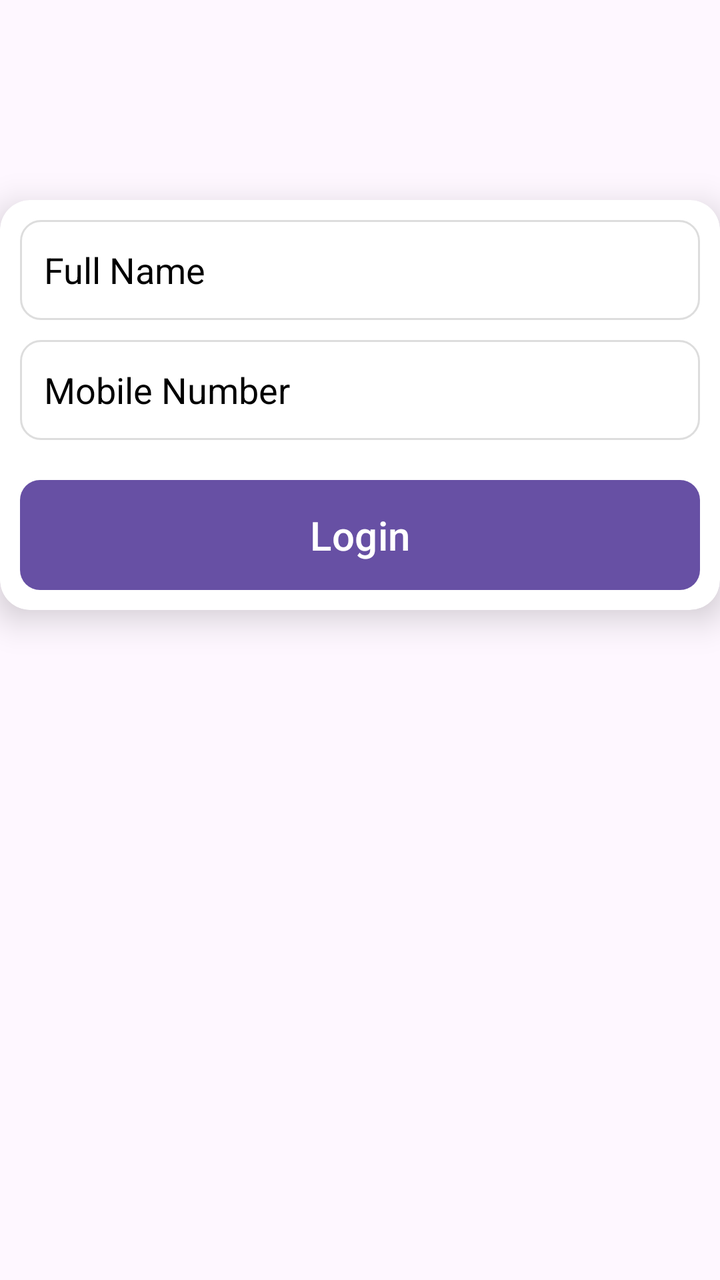
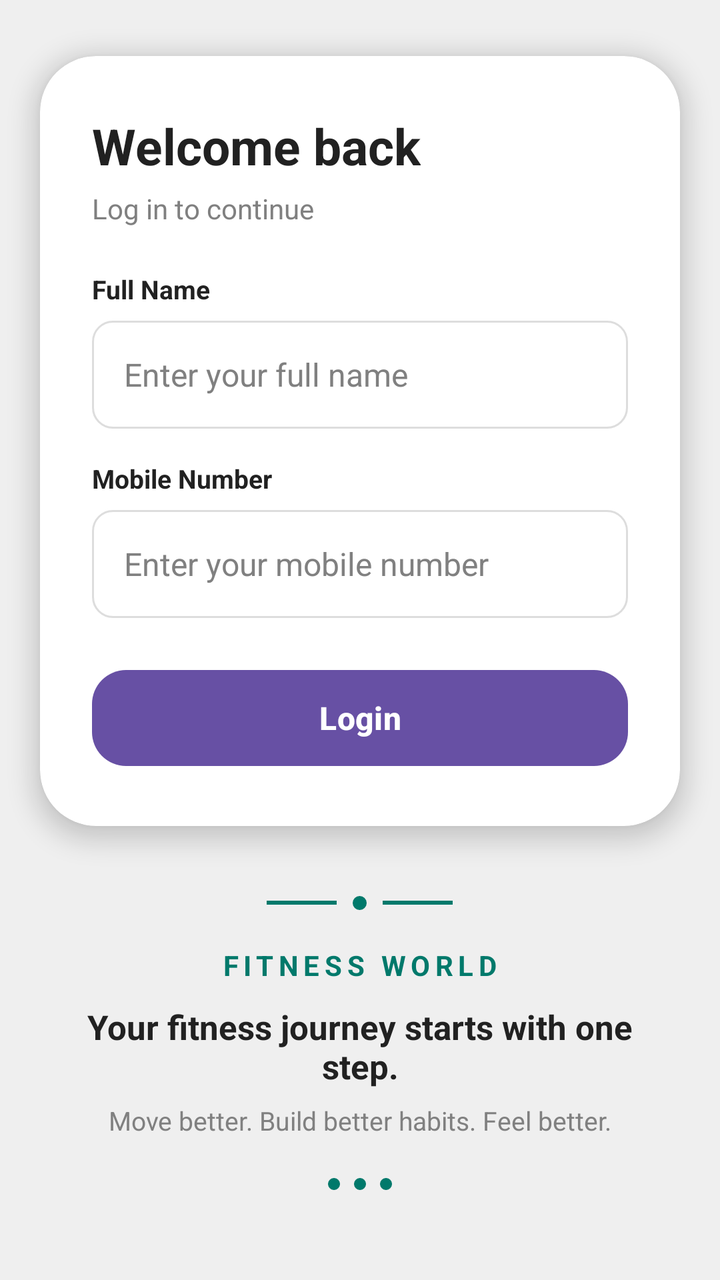

Before-and-after screenshots of an Android layout around one commit, followed by the original layout XML and the change that was made.
<!-- AndroidManifest.xml: application theme Theme.Basic -->
<!-- res/layout/activity_login.xml -->
<?xml version="1.0" encoding="utf-8"?>
<androidx.constraintlayout.widget.ConstraintLayout
    xmlns:android="http://schemas.android.com/apk/res/android"
    xmlns:app="http://schemas.android.com/apk/res-auto"
    xmlns:tools="http://schemas.android.com/tools"
    android:layout_width="match_parent"
    android:layout_height="match_parent"
    tools:context=".LoginActivity">

    <androidx.cardview.widget.CardView
        android:layout_width="match_parent"
        android:layout_height="wrap_content"
        android:layout_marginTop="100dp"
        app:cardCornerRadius="15dp"
        app:cardElevation="10dp"
        app:cardBackgroundColor="@android:color/white"
        app:layout_constraintTop_toTopOf="parent"
        app:layout_constraintStart_toStartOf="parent"
        app:layout_constraintEnd_toEndOf="parent"
        android:padding="20dp">

        <LinearLayout
            android:layout_width="match_parent"
            android:layout_height="wrap_content"
            android:orientation="vertical"
            android:padding="10dp">

            <EditText
                android:id="@+id/nameField"
                android:layout_width="match_parent"
                android:layout_height="50dp"
                android:hint="Full Name"
                android:textColorHint="@android:color/black"
                android:textColor="@color/black"
                android:background="@drawable/input_background"
                android:padding="12dp"
                android:textSize="18sp"
                android:layout_marginBottom="10dp"/>

            
            <EditText
                android:id="@+id/mobileField"
                android:layout_width="match_parent"
                android:layout_height="50dp"
                android:hint="Mobile Number"
                android:inputType="phone"
                android:textColorHint="@android:color/black"
                android:textColor="@color/black"
                android:background="@drawable/input_background"
                android:padding="12dp"
                android:textSize="18sp"
                android:layout_marginBottom="20dp"/>

            
            <Button
                android:id="@+id/loginButton"
                android:layout_width="match_parent"
                android:layout_height="55dp"
                android:text="Login"
                android:textSize="20sp"
                android:background="@drawable/button_background"
                android:textColor="@android:color/white"
                android:elevation="5dp"/>
        </LinearLayout>
    </androidx.cardview.widget.CardView>

</androidx.constraintlayout.widget.ConstraintLayout>
<!-- resources referenced by this layout -->
<resources>
  <color name="black">#000000</color>
  <!-- drawable button_background (drawable) -->
  <?xml version="1.0" encoding="utf-8"?>
  <shape xmlns:android="http://schemas.android.com/apk/res/android" android:shape="rectangle">
      <corners android:radius="10dp"/>
      <gradient
          android:angle="90"
          android:startColor="#ff512f"
          android:endColor="#dd2476"/>
  </shape>
  <!-- drawable input_background (drawable) -->
  <?xml version="1.0" encoding="utf-8"?>
  <shape xmlns:android="http://schemas.android.com/apk/res/android" android:shape="rectangle">
      <corners android:radius="10dp"/>
      <solid android:color="@android:color/white"/>
      <stroke android:width="1dp" android:color="#DDDDDD"/>
  </shape>
  <style name="Theme.Basic" parent="Base.Theme.Basic" />
  <style name="Base.Theme.Basic" parent="Theme.Material3.DayNight.NoActionBar">
          
          
      </style>
</resources>

<!-- the commit's change to res/layout/activity_login.xml (unified diff, before → after) -->
@@ -5,63 +5,218 @@
     xmlns:tools="http://schemas.android.com/tools"
     android:layout_width="match_parent"
     android:layout_height="match_parent"
+    android:background="@color/background_color"
+    android:fitsSystemWindows="true"
     tools:context=".LoginActivity">
 
+    
     <androidx.cardview.widget.CardView
-        android:layout_width="match_parent"
+        android:id="@+id/loginCard"
+        android:layout_width="0dp"
         android:layout_height="wrap_content"
-        android:layout_marginTop="100dp"
-        app:cardCornerRadius="15dp"
-        app:cardElevation="10dp"
+        android:layout_marginStart="20dp"
+        android:layout_marginTop="28dp"
+        android:layout_marginEnd="20dp"
         app:cardBackgroundColor="@android:color/white"
+        app:cardCornerRadius="28dp"
+        app:cardElevation="7dp"
         app:layout_constraintTop_toTopOf="parent"
         app:layout_constraintStart_toStartOf="parent"
-        app:layout_constraintEnd_toEndOf="parent"
-        android:padding="20dp">
+        app:layout_constraintEnd_toEndOf="parent">
 
         <LinearLayout
             android:layout_width="match_parent"
             android:layout_height="wrap_content"
             android:orientation="vertical"
-            android:padding="10dp">
+            android:paddingStart="26dp"
+            android:paddingTop="28dp"
+            android:paddingEnd="26dp"
+            android:paddingBottom="26dp">
+
+            
+            <TextView
+                android:layout_width="wrap_content"
+                android:layout_height="wrap_content"
+                android:text="Welcome back"
+                android:textColor="@color/text_color"
+                android:textSize="25sp"
+                android:textStyle="bold" />
+
+            <TextView
+                android:layout_width="wrap_content"
+                android:layout_height="wrap_content"
+                android:layout_marginTop="5dp"
+                android:layout_marginBottom="22dp"
+                android:text="Log in to continue"
+                android:textColor="@color/gray"
+                android:textSize="14sp" />
+
+            
+            <TextView
+                android:layout_width="wrap_content"
+                android:layout_height="wrap_content"
+                android:text="Full Name"
+                android:textColor="@color/text_color"
+                android:textSize="13sp"
+                android:textStyle="bold" />
 
             <EditText
                 android:id="@+id/nameField"
                 android:layout_width="match_parent"
-                android:layout_height="50dp"
-                android:hint="Full Name"
-                android:textColorHint="@android:color/black"
+                android:layout_height="54dp"
+                android:layout_marginTop="7dp"
+                android:layout_marginBottom="16dp"
+                android:background="@drawable/input_background"
+                android:hint="Enter your full name"
+                android:inputType="textPersonName"
+                android:digits="abcdefghijklmnopqrstuvwxyzABCDEFGHIJKLMNOPQRSTUVWXYZ "
+                android:paddingStart="16dp"
+                android:paddingEnd="16dp"
                 android:textColor="@color/black"
-                android:background="@drawable/input_background"
-                android:padding="12dp"
-                android:textSize="18sp"
-                android:layout_marginBottom="10dp"/>
-
-            
+                android:textColorHint="@color/gray"
+                android:textSize="16sp" />
+
+            
+            <TextView
+                android:layout_width="wrap_content"
+                android:layout_height="wrap_content"
+                android:text="Mobile Number"
+                android:textColor="@color/text_color"
+                android:textSize="13sp"
+                android:textStyle="bold" />
+
             <EditText
                 android:id="@+id/mobileField"
                 android:layout_width="match_parent"
-                android:layout_height="50dp"
-                android:hint="Mobile Number"
+                android:layout_height="54dp"
+                android:layout_marginTop="7dp"
+                android:layout_marginBottom="22dp"
+                android:background="@drawable/input_background"
+                android:hint="Enter your mobile number"
                 android:inputType="phone"
-                android:textColorHint="@android:color/black"
+                android:digits="0123456789"
+                android:maxLength="10"
+                android:paddingStart="16dp"
+                android:paddingEnd="16dp"
                 android:textColor="@color/black"
-                android:background="@drawable/input_background"
-                android:padding="12dp"
-                android:textSize="18sp"
-                android:layout_marginBottom="20dp"/>
-
-            
-            <Button
+                android:textColorHint="@color/gray"
+                android:textSize="16sp" />
+            
+            <com.google.android.material.button.MaterialButton
                 android:id="@+id/loginButton"
                 android:layout_width="match_parent"
-                android:layout_height="55dp"
+                android:layout_height="56dp"
+                android:elevation="2dp"
                 android:text="Login"
-                android:textSize="20sp"
-                android:background="@drawable/button_background"
-                android:textColor="@android:color/white"
-                android:elevation="5dp"/>
+                android:textAllCaps="false"
+                android:textSize="16sp"
+                android:textStyle="bold"
+                app:cornerRadius="17dp" />
+
         </LinearLayout>
+
     </androidx.cardview.widget.CardView>
 
+
+    
+    <LinearLayout
+        android:id="@+id/lowerFitnessSection"
+        android:layout_width="0dp"
+        android:layout_height="0dp"
+        android:orientation="vertical"
+        android:gravity="center"
+        android:paddingStart="30dp"
+        android:paddingEnd="30dp"
+        android:paddingTop="20dp"
+        android:paddingBottom="30dp"
+        app:layout_constraintTop_toBottomOf="@id/loginCard"
+        app:layout_constraintBottom_toBottomOf="parent"
+        app:layout_constraintStart_toStartOf="parent"
+        app:layout_constraintEnd_toEndOf="parent">
+
+        
+        <LinearLayout
+            android:layout_width="wrap_content"
+            android:layout_height="wrap_content"
+            android:orientation="horizontal"
+            android:gravity="center">
+
+            <View
+                android:layout_width="35dp"
+                android:layout_height="2dp"
+                android:background="@color/buttonBackground" />
+
+            <View
+                android:layout_width="7dp"
+                android:layout_height="7dp"
+                android:layout_marginStart="8dp"
+                android:layout_marginEnd="8dp"
+                android:background="@drawable/circle_accent" />
+
+            <View
+                android:layout_width="35dp"
+                android:layout_height="2dp"
+                android:background="@color/buttonBackground" />
+
+        </LinearLayout>
+
+        
+        <TextView
+            android:layout_width="wrap_content"
+            android:layout_height="wrap_content"
+            android:layout_marginTop="18dp"
+            android:text="FITNESS WORLD"
+            android:textColor="@color/buttonBackground"
+            android:textSize="14sp"
+            android:textStyle="bold"
+            android:letterSpacing="0.18" />
+
+        <TextView
+            android:layout_width="300dp"
+            android:layout_height="wrap_content"
+            android:layout_marginTop="10dp"
+            android:gravity="center"
+            android:text="Your fitness journey starts with one step."
+            android:textColor="@color/text_color"
+            android:textSize="17sp"
+            android:textStyle="bold" />
+
+        <TextView
+            android:layout_width="300dp"
+            android:layout_height="wrap_content"
+            android:layout_marginTop="7dp"
+            android:gravity="center"
+            android:text="Move better. Build better habits. Feel better."
+            android:textColor="@color/gray"
+            android:textSize="13sp" />
+
+        
+        <LinearLayout
+            android:layout_width="wrap_content"
+            android:layout_height="wrap_content"
+            android:layout_marginTop="20dp"
+            android:orientation="horizontal"
+            android:gravity="center">
+
+            <View
+                android:layout_width="6dp"
+                android:layout_height="6dp"
+                android:background="@drawable/circle_accent" />
+
+            <View
+                android:layout_width="6dp"
+                android:layout_height="6dp"
+                android:layout_marginStart="7dp"
+                android:background="@drawable/circle_accent" />
+
+            <View
+                android:layout_width="6dp"
+                android:layout_height="6dp"
+                android:layout_marginStart="7dp"
+                android:background="@drawable/circle_accent" />
+
+        </LinearLayout>
+
+    </LinearLayout>
+
 </androidx.constraintlayout.widget.ConstraintLayout>
<!-- resource entries referenced after the edit -->
@@ -1,14 +1,17 @@
 <!-- resources referenced by this layout -->
 <resources>
+  <color name="background_color">#EFEFEF</color>
   <color name="black">#000000</color>
-  <!-- drawable button_background (drawable) -->
+  <color name="buttonBackground">#00796B</color>
+  <color name="gray">#808080</color>
+  <color name="text_color">#212121</color>
+  <!-- drawable circle_accent (drawable) -->
   <?xml version="1.0" encoding="utf-8"?>
-  <shape xmlns:android="http://schemas.android.com/apk/res/android" android:shape="rectangle">
-      <corners android:radius="10dp"/>
-      <gradient
-          android:angle="90"
-          android:startColor="#ff512f"
-          android:endColor="#dd2476"/>
+  <shape xmlns:android="http://schemas.android.com/apk/res/android"
+      android:shape="oval">
+  
+      <solid android:color="@color/buttonBackground" />
+  
   </shape>
   <!-- drawable input_background (drawable) -->
   <?xml version="1.0" encoding="utf-8"?>
